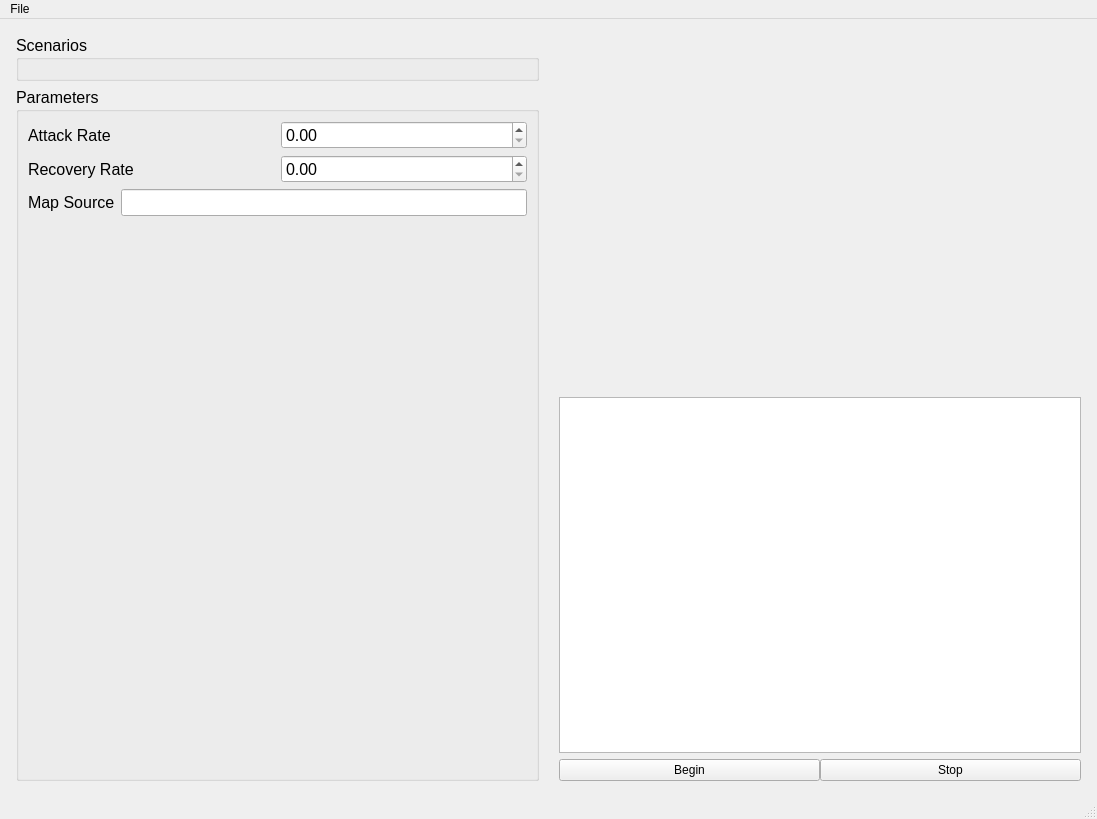
This is mainwindow.ui in helderc/dss-bt-risk as Qt 5 draws it before an edit. The edited form follows.
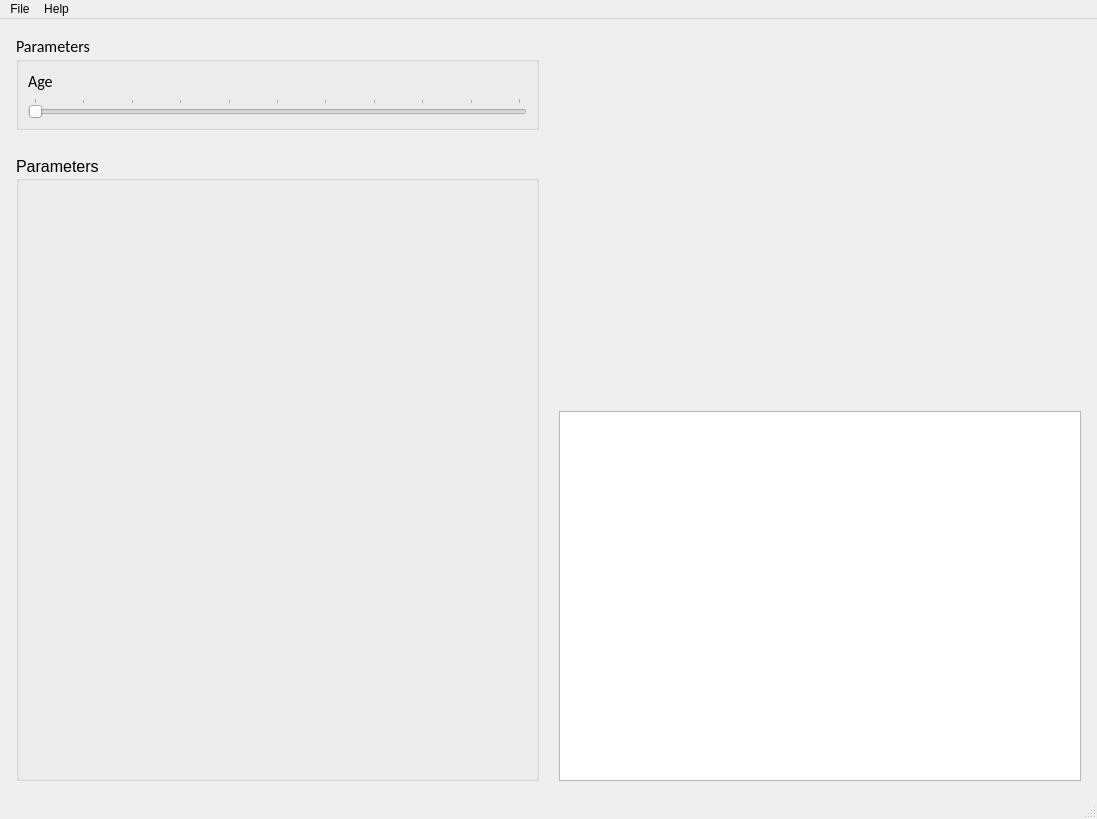
This is the edited form. Custom widgets are drawn as their Qt base class.

Commit message: upd: added Age slider

What changed in the file:
```diff
--- a/mainwindow.ui
+++ b/mainwindow.ui
@@ -33,15 +33,59 @@
        <widget class="QGroupBox" name="scenarioGroupBox">
         <property name="font">
          <font>
+          <family>Calibri</family>
           <pointsize>12</pointsize>
          </font>
         </property>
         <property name="title">
-         <string>Scenarios</string>
+         <string>Parameters</string>
         </property>
-        <layout class="QVBoxLayout" name="verticalLayout"/>
+        <layout class="QVBoxLayout" name="verticalLayout">
+         <item>
+          <widget class="QLabel" name="lblAge">
+           <property name="text">
+            <string>Age</string>
+           </property>
+          </widget>
+         </item>
+         <item>
+          <widget class="QSlider" name="sldrAge">
+           <property name="maximum">
+            <number>10</number>
+           </property>
+           <property name="pageStep">
+            <number>1</number>
+           </property>
+           <property name="orientation">
+            <enum>Qt::Horizontal</enum>
+           </property>
+           <property name="invertedAppearance">
+            <bool>false</bool>
+           </property>
+           <property name="invertedControls">
+            <bool>false</bool>
+           </property>
+           <property name="tickPosition">
+            <enum>QSlider::TicksAbove</enum>
+           </property>
+          </widget>
+         </item>
+        </layout>
        </widget>
       </item>
+      <item>
+       <spacer name="horizontalSpacer">
+        <property name="orientation">
+         <enum>Qt::Horizontal</enum>
+        </property>
+        <property name="sizeHint" stdset="0">
+         <size>
+          <width>40</width>
+          <height>20</height>
+         </size>
+        </property>
+       </spacer>
+      </item>
       <item>
        <widget class="QGroupBox" name="parameterGroupBox">
         <property name="font">
@@ -53,63 +97,6 @@
          <string>Parameters</string>
         </property>
         <layout class="QVBoxLayout" name="verticalLayout_2">
-         <item>
-          <layout class="QHBoxLayout" name="horizontalLayout">
-           <item>
-            <widget class="QLabel" name="label">
-             <property name="font">
-              <font>
-               <pointsize>12</pointsize>
-              </font>
-             </property>
-             <property name="text">
-              <string>Attack Rate</string>
-             </property>
-            </widget>
-           </item>
-           <item>
-            <widget class="QDoubleSpinBox" name="doubleSpinBox"/>
-           </item>
-          </layout>
-         </item>
-         <item>
-          <layout class="QHBoxLayout" name="horizontalLayout_2">
-           <item>
-            <widget class="QLabel" name="label_2">
-             <property name="font">
-              <font>
-               <pointsize>12</pointsize>
-              </font>
-             </property>
-             <property name="text">
-              <string>Recovery Rate</string>
-             </property>
-            </widget>
-           </item>
-           <item>
-            <widget class="QDoubleSpinBox" name="doubleSpinBox_2"/>
-           </item>
-          </layout>
-         </item>
-         <item>
-          <layout class="QHBoxLayout" name="horizontalLayout_3">
-           <item>
-            <widget class="QLabel" name="label_3">
-             <property name="font">
-              <font>
-               <pointsize>12</pointsize>
-              </font>
-             </property>
-             <property name="text">
-              <string>Map Source</string>
-             </property>
-            </widget>
-           </item>
-           <item>
-            <widget class="QLineEdit" name="lineEdit"/>
-           </item>
-          </layout>
-         </item>
          <item>
           <spacer name="verticalSpacer">
            <property name="orientation">
@@ -155,27 +142,6 @@
       <item>
        <widget class="QTextEdit" name="txtEdtReport"/>
       </item>
-      <item>
-       <layout class="QHBoxLayout" name="horizontalLayout_4">
-        <property name="spacing">
-         <number>0</number>
-        </property>
-        <item>
-         <widget class="QPushButton" name="simulationBeginButton">
-          <property name="text">
-           <string>Begin</string>
-          </property>
-         </widget>
-        </item>
-        <item>
-         <widget class="QPushButton" name="simulationStopButton">
-          <property name="text">
-           <string>Stop</string>
-          </property>
-         </widget>
-        </item>
-       </layout>
-      </item>
      </layout>
     </item>
    </layout>
@@ -193,9 +159,17 @@
     <property name="title">
      <string>File</string>
     </property>
-    <addaction name="mnuExit"/>
+    <addaction name="actionExit"/>
+   </widget>
+   <widget class="QMenu" name="menuHelp">
+    <property name="title">
+     <string>Help</string>
+    </property>
+    <addaction name="actionAbout"/>
+    <addaction name="actionAbout_Qt"/>
    </widget>
    <addaction name="menuFile"/>
+   <addaction name="menuHelp"/>
   </widget>
   <widget class="QStatusBar" name="statusbar"/>
   <action name="mnuExit">
```
Left out of the diff: 12 changed lines with no effect on the pictures. The commit also changes 1 other file.
